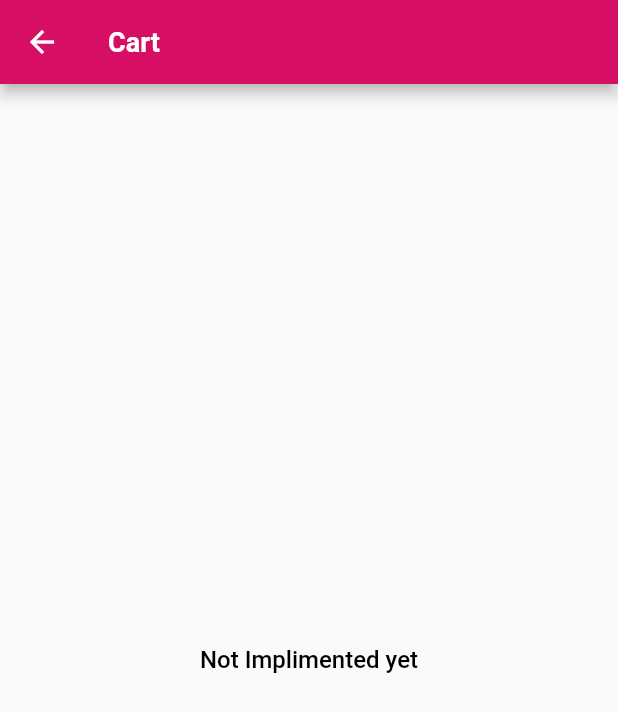
After one commit to jahidul96/FoodPanda_Clone, a Flutter app: the CartScreen screen opened by its route, on a phone screen of 412 x 824 dp. The commit adds this screen. Shown: the top 712 px of the screen. Run offline on Flutter 3.47's test engine with Material 2 defaults, Android fonts, the phone set to English and light mode, and no system bars.

Commit message:
added more componets and uigit add .

```diff
--- a/lib/main.dart
+++ b/lib/main.dart
@@ -1,4 +1,5 @@
 import 'package:flutter/material.dart';
+import 'package:foodpanda/screens/cart_screen.dart';
 import 'package:foodpanda/screens/cuisin_item_page.dart';
 import 'package:foodpanda/screens/food_delivery_screen.dart';
 import 'package:foodpanda/screens/home.dart';
@@ -35,6 +36,7 @@ class MyApp extends StatelessWidget {
         CuisinItemScreen.routeName: (context) => const CuisinItemScreen(),
         FoodDeliveryScreen.routeName: (context) => const FoodDeliveryScreen(),
         ResturentDetails.routeName: (context) => const ResturentDetails(),
+        CartScreen.routeName: (context) => const CartScreen()
       },
       home: const UserLocation(),
     );
--- /dev/null
+++ b/lib/screens/cart_screen.dart
@@ -0,0 +1,30 @@
+import 'package:flutter/material.dart';
+import 'package:foodpanda/utils/app_colors.dart';
+import 'package:foodpanda/widgets/text_comp.dart';
+
+class CartScreen extends StatefulWidget {
+  static const routeName = "cartscreen";
+  const CartScreen({super.key});
+
+  @override
+  State<CartScreen> createState() => _CartScreenState();
+}
+
+class _CartScreenState extends State<CartScreen> {
+  @override
+  Widget build(BuildContext context) {
+    return Scaffold(
+      appBar: AppBar(
+        title: TextComp(
+          text: "Cart",
+          color: AppColors.whiteColor,
+          size: 18,
+          fontweight: FontWeight.bold,
+        ),
+      ),
+      body: Center(
+        child: TextComp(text: "Not Implimented yet"),
+      ),
+    );
+  }
+}
```
Also changed, not shown: lib/screens/home.dart (+41 -4 lines), lib/widgets/custome_button.dart (+2 -5 lines), lib/widgets/pickup_options.dart (+14 -2 lines), lib/widgets/restaurent_display_item.dart (+6 -6 lines), lib/widgets/signin_login_model_content.dart (added, +41 -0 lines).
